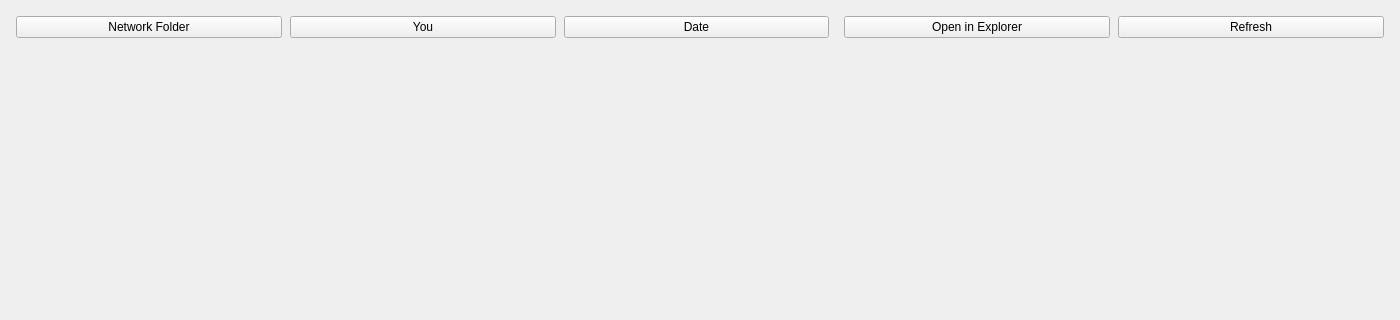
cpt-cabbage/luma_tools, file resources/ui/tabs/gallery.ui: the form before one commit; both pictures show x 0 to 1400 and y 0 to 320 of the 1400 by 850 pixel window.
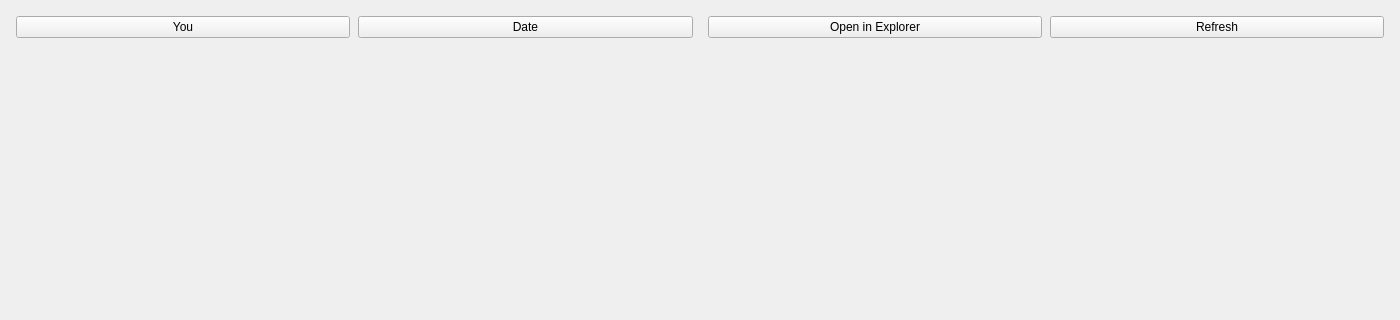
The form after the commit.

Commit message: Add utility tab buttons, video UX improvements, and polling fixes

Diff of the .ui file:
```diff
--- a/resources/ui/tabs/gallery.ui
+++ b/resources/ui/tabs/gallery.ui
@@ -28,25 +28,6 @@
    </property>
    <item>
     <layout class="QHBoxLayout" name="galleryHeaderLayout">
-     <item>
-      <widget class="QPushButton" name="GallerySourceToggle">
-       <property name="text">
-        <string>Network Folder</string>
-       </property>
-       <property name="toolTip">
-        <string>Click to switch between network folder and custom folder</string>
-       </property>
-       <property name="minimumSize">
-        <size>
-         <width>120</width>
-         <height>0</height>
-        </size>
-       </property>
-       <property name="visible">
-        <bool>false</bool>
-       </property>
-      </widget>
-     </item>
      <item>
       <widget class="QPushButton" name="GalleryUserButton">
        <property name="text">
```
The commit also changes 13 other files.
